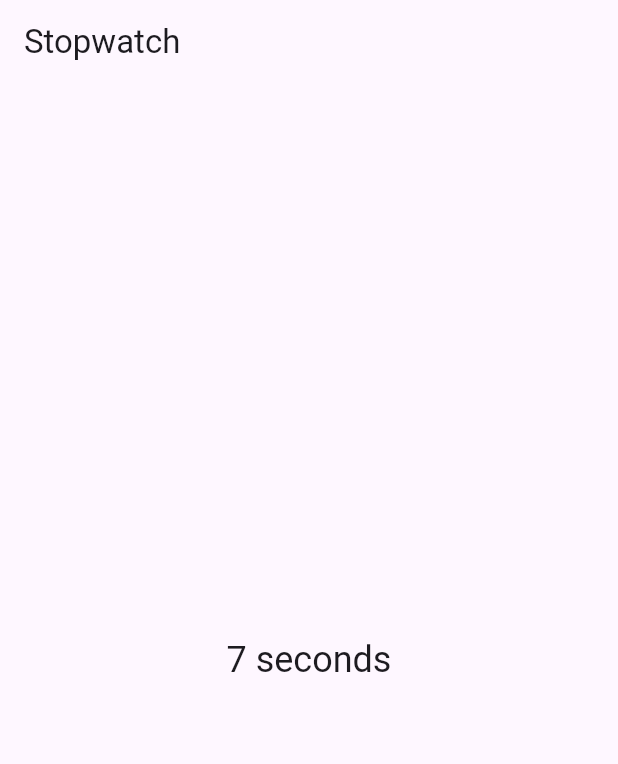
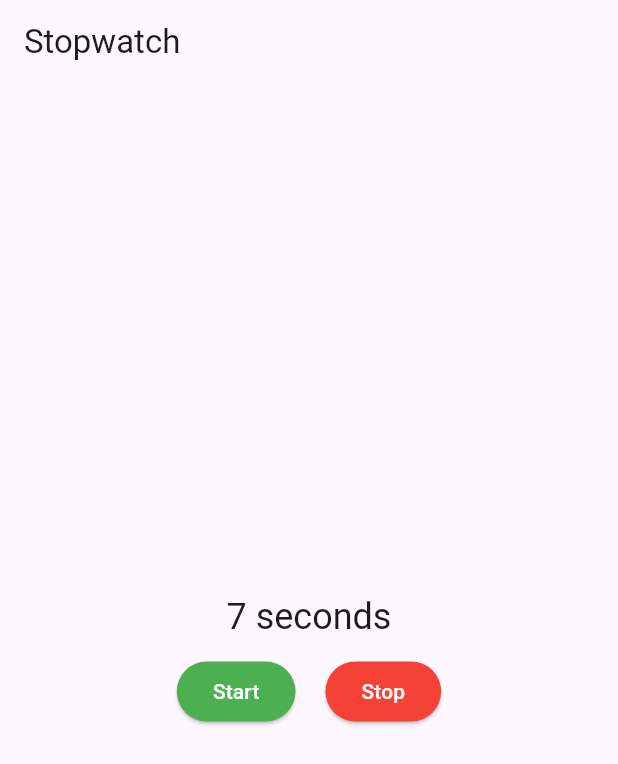
Before and after one commit to soongon/timer-flutter, a Flutter app: the screen it shows after launch, on a phone screen of 412 x 824 dp. Shown: the top 764 px of the screen. Run offline on Flutter 3.47's test engine with Material 3 defaults, Android fonts, the phone set to English and light mode, and no system bars.

Commit message:
add buttons

```diff
--- a/lib/main.dart
+++ b/lib/main.dart
@@ -27,6 +27,7 @@ class StopWatch extends StatefulWidget {
 class _StopWatchState extends State<StopWatch> {
 
   int seconds = 0;
+  bool isTicking = true;
   late Timer timer;
 
   @override
@@ -42,11 +43,23 @@ class _StopWatchState extends State<StopWatch> {
   }
 
   void _onTick(Timer time) {
-    if (mounted) {
+    if (mounted && isTicking) {
       setState(() {
         ++seconds;
       });
     }
+  }
+
+  void _startTimer() {
+    setState(() {
+      isTicking = true;
+    });
+  }
+
+  void _stopTimer() {
+    setState(() {
+      isTicking = false;
+    });
   }
 
   String _secondsText() =>seconds == 1 ? 'second' : 'seconds';
@@ -57,11 +70,38 @@ class _StopWatchState extends State<StopWatch> {
       appBar: AppBar(
         title: const Text('Stopwatch'),
       ),
-      body: Center(
-        child: Text(
-          '$seconds ${_secondsText()}',
-          style: Theme.of(context).textTheme.headlineSmall,
-        ),
+      body: Column(
+        mainAxisAlignment: MainAxisAlignment.center,
+        children: [
+          Text(
+            '$seconds ${_secondsText()}',
+            style: Theme.of(context).textTheme.headlineSmall,
+          ),
+          const SizedBox(height: 10,),
+          Row(
+            mainAxisAlignment: MainAxisAlignment.center,
+            children: [
+              ElevatedButton(
+                style: ButtonStyle(
+                  backgroundColor: WidgetStateProperty.all(Colors.green),
+                  foregroundColor: WidgetStateProperty.all(Colors.white),
+                ),
+                onPressed: _startTimer,
+                child: Text('Start')
+              ),
+              SizedBox(width: 20,),
+              ElevatedButton(
+                  style: ButtonStyle(
+                    backgroundColor: WidgetStateProperty.all(Colors.red),
+                    foregroundColor: WidgetStateProperty.all(Colors.white),
+                  ),
+                onPressed: _stopTimer,
+                child: Text('Stop')
+              ),
+
+            ],
+          )
+        ],
       )
     );
   }
```
